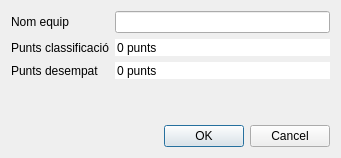
Qt form equipdialog.ui (vicgua/robocat) before a commit.
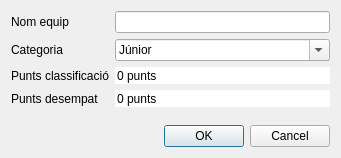
The same form after that commit.

The edit to the form file:
```diff
--- a/equipdialog.ui
+++ b/equipdialog.ui
@@ -29,14 +29,14 @@
      <item row="0" column="1">
       <widget class="QLineEdit" name="nom"/>
      </item>
-     <item row="1" column="0">
+     <item row="2" column="0">
       <widget class="QLabel" name="puntsClassificacioLabel">
        <property name="text">
         <string>Punts classificació</string>
        </property>
       </widget>
      </item>
-     <item row="1" column="1">
+     <item row="2" column="1">
       <widget class="QSpinBox" name="puntsClassificacio">
        <property name="frame">
         <bool>false</bool>
@@ -52,14 +52,14 @@
        </property>
       </widget>
      </item>
-     <item row="2" column="0">
+     <item row="3" column="0">
       <widget class="QLabel" name="puntsDesempatLabel">
        <property name="text">
         <string>Punts desempat</string>
        </property>
       </widget>
      </item>
-     <item row="2" column="1">
+     <item row="3" column="1">
       <widget class="QSpinBox" name="puntsDesempat">
        <property name="frame">
         <bool>false</bool>
@@ -75,6 +75,35 @@
        </property>
       </widget>
      </item>
+     <item row="1" column="0">
+      <widget class="QLabel" name="categoriaLabel">
+       <property name="text">
+        <string>Categoria</string>
+       </property>
+      </widget>
+     </item>
+     <item row="1" column="1">
+      <widget class="QComboBox" name="categoria">
+       <property name="editable">
+        <bool>true</bool>
+       </property>
+       <item>
+        <property name="text">
+         <string>Júnior</string>
+        </property>
+       </item>
+       <item>
+        <property name="text">
+         <string>Sènior</string>
+        </property>
+       </item>
+       <item>
+        <property name="text">
+         <string>Adults</string>
+        </property>
+       </item>
+      </widget>
+     </item>
     </layout>
    </item>
    <item>
```
Left out of the diff: 10 changed lines with no effect on the pictures.
